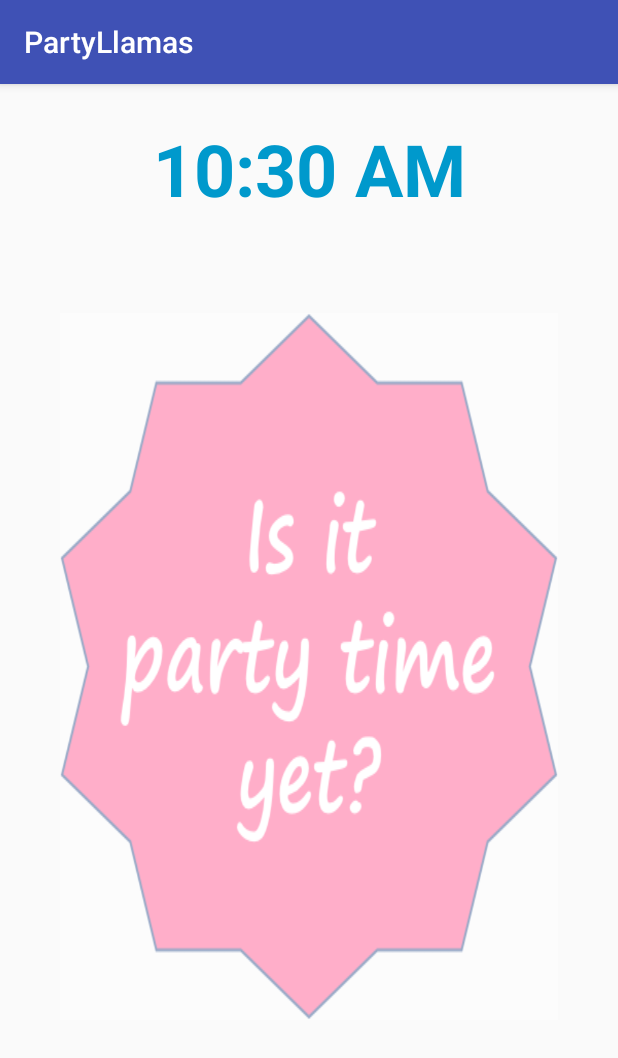
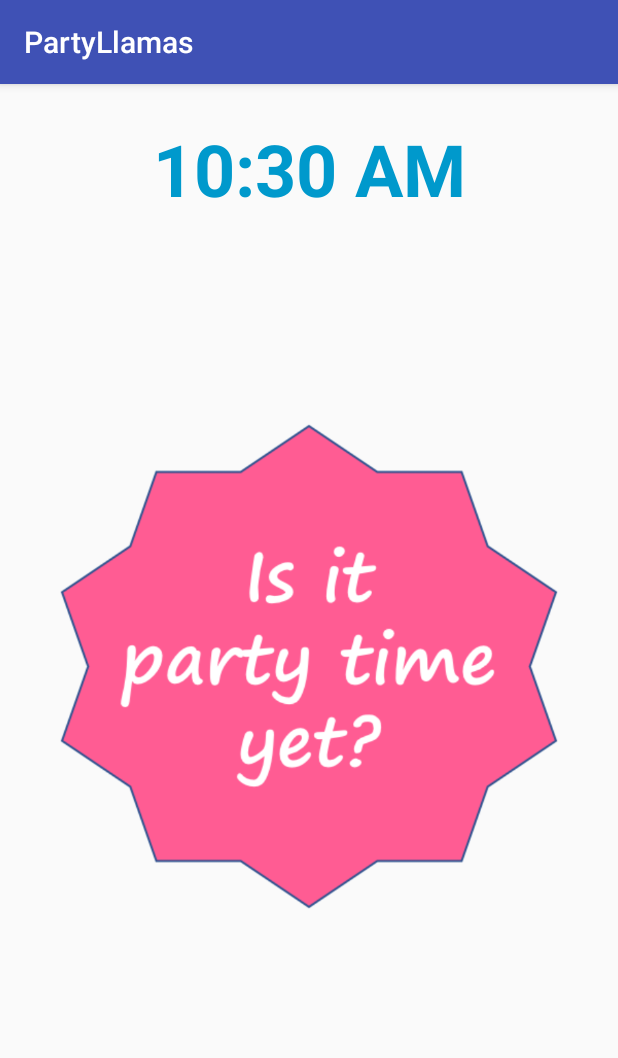
Before and after one commit to sidereus7/party-llamas, an Android app: the screen it shows after launch (MainActivity), on a phone screen of 412 x 824 dp. Shown: the top 1058 px of the screen. Run offline under Robolectric (Android 15) with nearby library versions, the phone set to English and light mode, and no system bars; libraries missing offline, so code that uses them is left out: com.daimajia.androidanimations.

Commit message:
Make button background transparent

```diff
--- a/app/src/main/res/layout/activity_main.xml
+++ b/app/src/main/res/layout/activity_main.xml
@@ -19,11 +19,11 @@
 
     <ImageView
         android:id="@+id/imageButton"
-        android:layout_width="match_parent"
+        android:layout_width="wrap_content"
         android:layout_height="wrap_content"
         android:layout_margin="40sp"
-        app:srcCompat="@android:drawable/screen_background_light_transparent"
-        android:background="@drawable/is_it_party_time"
+        android:background="?android:selectableItemBackground"
+        android:src="@drawable/is_it_party_time"
         android:onClick="checkPartyStatus" />
 
 </LinearLayout>
```
